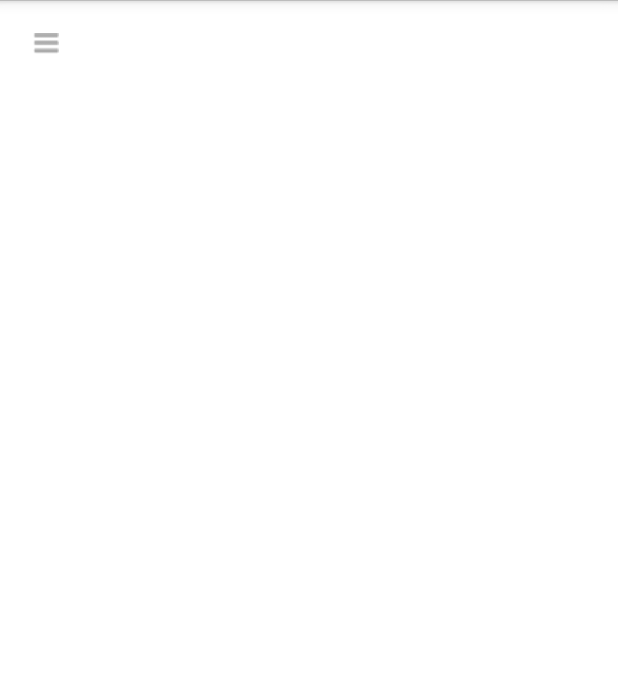
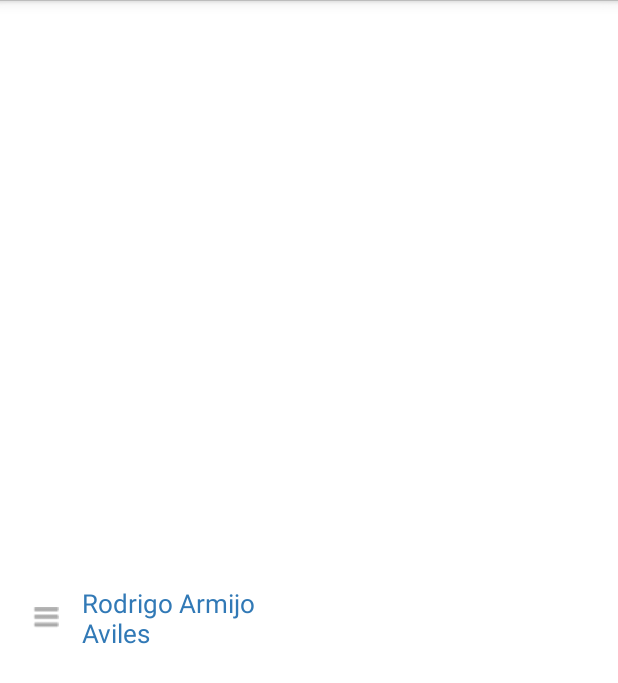
Before and after one commit to iopazo/AsistenciaeClass, an Android app: the layout custom_swipe_row.xml on its own in the app's theme, with its tools: preview values and no code run, on a phone screen of 412 x 824 dp. Shown: the top 683 px of the screen. Run offline under Robolectric (Android 15) with nearby library versions, the phone set to English and light mode, and no system bars.

Commit message:
Se graba firma en DB Se marca como presente al alumno cuando esta queda guardad Se levanta alert para marcar como ausente Se valida password del profesor vs la escrita...

```diff
--- a/app/src/main/java/com/moveapps/asistenciaeclass/Login.java
+++ b/app/src/main/java/com/moveapps/asistenciaeclass/Login.java
@@ -58,6 +58,7 @@ public class Login extends Activity {
         userDB.getUser(usuarioDataSource);
         if(userDB.getUsuarioDB().getId() > 0 && userDB.getUsuarioDB().isLogin()) {
             Intent intent = new Intent(Login.this, Clases.class);
+            intent.putExtra("password", userDB.getUsuarioDB().getPassword());
             startActivity(intent);
             finish();
         }
@@ -122,6 +123,7 @@ public class Login extends Activity {
                 Intent intent = new Intent(Login.this, Clases.class);
                 Usuario usuario = new Usuario(data.get("id").getAsInt(), password.getText().toString(), true);
                 usuarioDataSource.insertUsuario(usuario);
+                intent.putExtra("password", password.getText().toString());
                 startActivity(intent);
                 pd.cancel();
                 finish();
@@ -162,6 +164,7 @@ public class Login extends Activity {
 
         } else if(password.getText().toString().equals(userDB.getUsuarioDB().getPassword().toString())){
             if(usuarioDataSource.updateUsuario(userDB.getUsuarioDB().getId(), true) > 0) {
+                intent.putExtra("password", userDB.getUsuarioDB().getPassword());
                 startActivity(intent);
                 pd.cancel();
                 finish();
--- a/app/src/main/java/db/DBClaseSource.java
+++ b/app/src/main/java/db/DBClaseSource.java
@@ -126,7 +126,9 @@ public class DBClaseSource {
                 int id = cursor.getInt(cursor.getColumnIndex(dbHelper.COLUMN_ID_ALUMNO_CLASE_SEDE));
                 String nombre = cursor.getString(cursor.getColumnIndex(dbHelper.COLUMN_NOMBRE_ALUMNO));
                 int estado = cursor.getInt(cursor.getColumnIndex(dbHelper.COLUMN_ESTADO));
+                String firma = cursor.getString(cursor.getColumnIndex(dbHelper.COLUMN_FIRMA));
                 Alumno alumno = new Alumno(id, nombre, estado, idClase);
+                alumno.setFirma(firma);
                 alumnos.add(alumno);
                 cursor.moveToNext();
             }
--- a/app/src/main/java/db/DBHelper.java
+++ b/app/src/main/java/db/DBHelper.java
@@ -59,7 +59,7 @@ public class DBHelper extends SQLiteOpenHelper {
                     "" + COLUMN_NOMBRE_ALUMNO + " VARCHAR(250), " +
                     "" + COLUMN_ID_CLASE_SEDE_FK + " INTEGER, " +
                     "" + COLUMN_FIRMA + " TEXT," +
-                    "" + COLUMN_ESTADO + " INTEGER(3))";
+                    "" + COLUMN_ESTADO + " INTEGER(3) DEFAULT 0)";
 
     public DBHelper(Context context) {
         super(context, DB_NAME, null, DB_VERSION);
--- a/app/src/main/java/models/Alumno.java
+++ b/app/src/main/java/models/Alumno.java
@@ -15,6 +15,12 @@ public class Alumno {
     public Alumno(int _idAlumnoCursoClaseSede, String _nombre) {
         this.setIdAlumnoCursoClaseSede(_idAlumnoCursoClaseSede);
         this.setNombre(_nombre);
+    }
+
+    public Alumno(int _idAlumnoCursoClaseSede, String _nombre, int _estado) {
+        this.setIdAlumnoCursoClaseSede(_idAlumnoCursoClaseSede);
+        this.setNombre(_nombre);
+        this.setEstado(_estado);
     }
 
     public Alumno(int _idAlumnoCursoClaseSede, String _nombre, int _estado, int _idClaseSede) {
--- a/app/src/main/java/models/Interface.java
+++ b/app/src/main/java/models/InterfaceListado.java
@@ -6,7 +6,7 @@ import java.util.Map;
 /**
  * Created by iopazog on 01-10-14.
  */
-public interface Interface {
+public interface InterfaceListado {
 
     public ArrayList<Map<String, String>> crearListado(ArrayList arrayList);
 }
--- a/app/src/main/res/layout/activity_firma_alumno.xml
+++ b/app/src/main/res/layout/activity_firma_alumno.xml
@@ -46,7 +46,6 @@
             android:layout_height="35dp"
             android:text="ACEPTAR"
             android:id="@+id/buttonAceptar"
-            android:onClick="aceptarFirma"
             android:layout_gravity="center"
             android:layout_marginTop="10dp"
             android:layout_marginBottom="10dp" />
--- a/app/src/main/res/layout/custom_swipe_row.xml
+++ b/app/src/main/res/layout/custom_swipe_row.xml
@@ -12,7 +12,7 @@
         <Button
             android:layout_width="wrap_content"
             android:layout_height="wrap_content"
-            android:id="@+id/botonFirma"
+            android:id="@+id/botonAusente"
             android:background="@drawable/radio_button_ausente"
             style="@style/BotonAusente"
             android:text="Ausente"/>
@@ -20,7 +20,7 @@
         <Button
             android:layout_width="wrap_content"
             android:layout_height="wrap_content"
-            android:id="@+id/botonAusente"
+            android:id="@+id/botonRestablecer"
             style="@style/BotonRestablecer"
             android:background="@drawable/radio_button_restablecer"
             android:text="Restablecer"/>
@@ -35,14 +35,46 @@
         <ImageView
             style="@style/MyListImage"
             android:id="@+id/example_image"
-            android:background="@drawable/item_options"/>
+            android:background="@drawable/item_options"
+            android:layout_alignParentLeft="true"
+            android:layout_alignParentStart="false"
+            android:layout_alignParentEnd="false"
+            android:layout_alignParentTop="false"
+            android:layout_alignParentBottom="false"
+            android:layout_centerVertical="true" />
 
         <TextView
-            android:layout_width="fill_parent"
+            android:layout_width="150dp"
             android:layout_height="wrap_content"
             android:layout_toRightOf="@id/example_image"
             style="@style/MyListTitle"
-            android:id="@+id/nombreAlumno"/>
+            android:text="Rodrigo Armijo Aviles"
+            android:id="@+id/nombreAlumno"
+            android:layout_centerVertical="true" />
+
+        <ImageView
+            android:layout_width="18dp"
+            android:layout_height="13dp"
+            android:id="@+id/presente"
+            android:background="@drawable/check_verde"
+            android:layout_toStartOf="@+id/ausente"
+            android:layout_marginRight="55dp"
+            android:layout_centerVertical="true"
+            android:layout_toLeftOf="@+id/ausente"
+            android:visibility="invisible"
+            />
+
+        <ImageView
+            android:layout_width="18dp"
+            android:layout_height="13dp"
+            android:id="@+id/ausente"
+            android:background="@drawable/check_rojo"
+            android:layout_alignParentRight="true"
+            android:layout_alignParentEnd="true"
+            android:layout_marginRight="25dp"
+            android:layout_centerVertical="true"
+            android:visibility="invisible"
+            />
     </RelativeLayout>
 
 </FrameLayout>
```
Also changed, not shown: app/src/main/java/com/moveapps/asistenciaeclass/Alumnos.java (+85 -93 lines), app/src/main/java/com/moveapps/asistenciaeclass/Clases.java (+9 -4 lines), app/src/main/java/com/moveapps/asistenciaeclass/FirmaAlumno.java (+128 -6 lines), app/src/main/java/db/DBAlumnoSource.java (+43 -0 lines), app/src/main/java/models/AlumnoAdapter.java (+59 -12 lines), app/src/main/res/drawable-hdpi/check_rojo.png (added), app/src/main/res/drawable-hdpi/check_verde.png (added).
